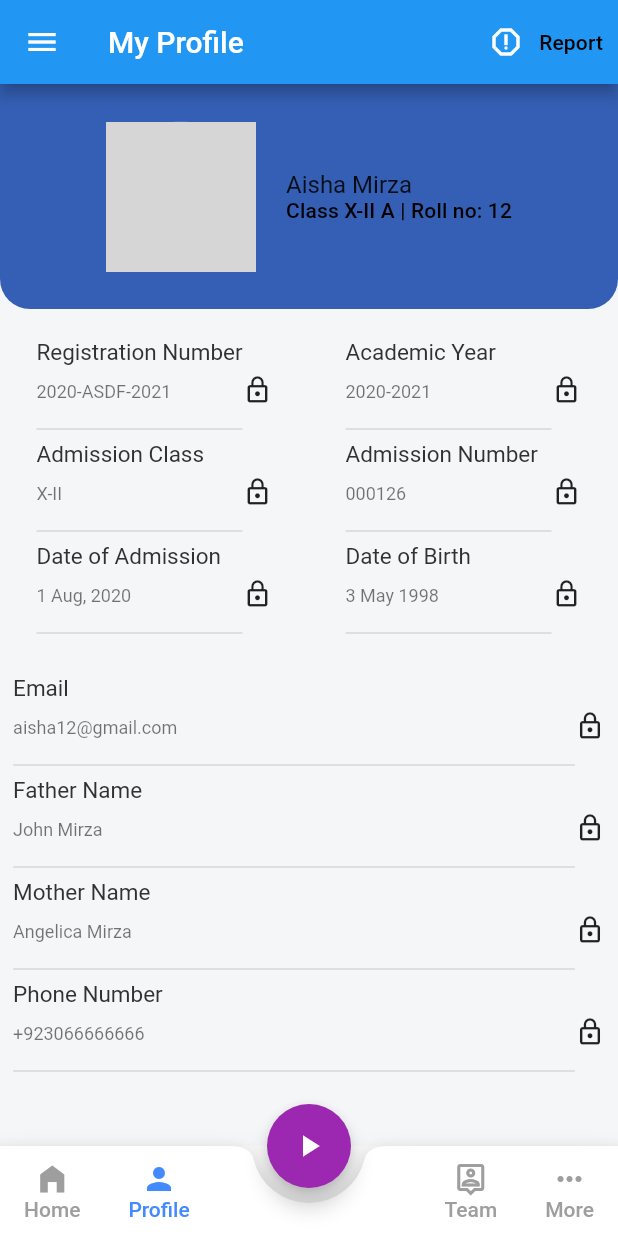
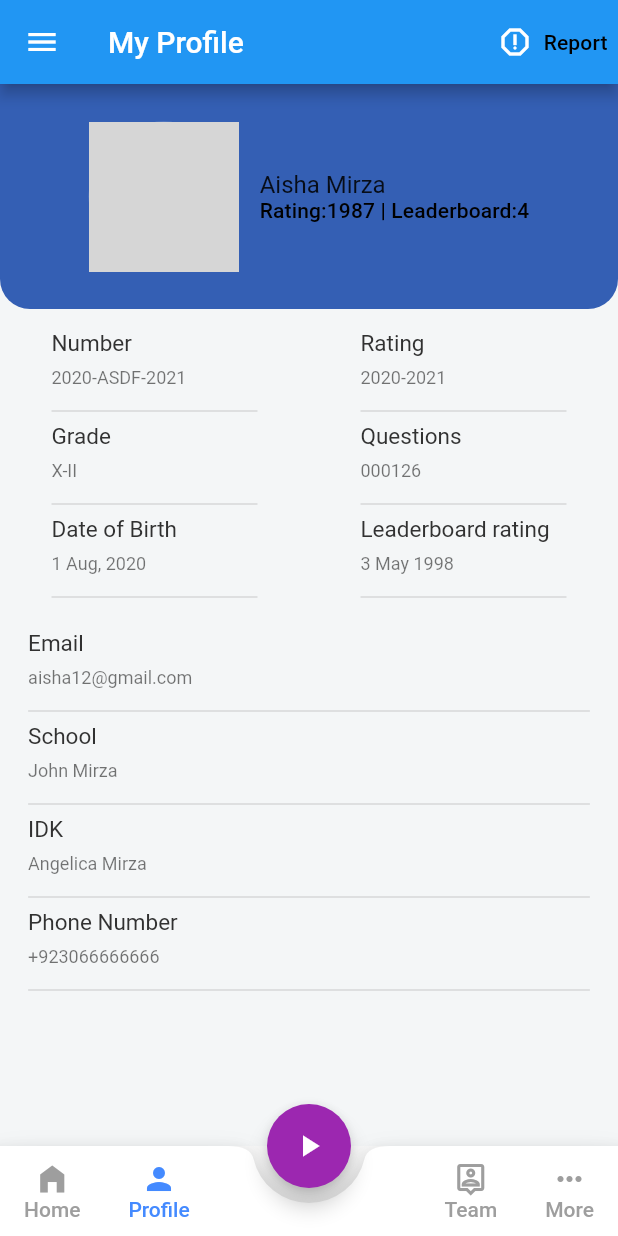
Before and after one commit to chillit/projectNIS, a Flutter app: the screen it shows after launch, in the side drawer, after a tap on "Profile", on a phone screen of 412 x 824 dp. Run offline on Flutter 3.47's test engine with Material 2 defaults, Android fonts, the light colour scheme and no system bars; our stand-ins replace google_fonts; grey boxes are pictures that could not be loaded.

Commit message:
small changes in profilr

```diff
--- a/lets_go/lib/constans.dart
+++ b/lets_go/lib/constans.dart
@@ -12,7 +12,7 @@ const Color kTextLightColor = Color(0xFFA5A5A5);
 const Color kErrorBorderColor = Color(0xFFE74C3C);
 
 //default value
-const kDefaultPadding = 20.0;
+const kDefaultPadding = 14.0;
 
 const sizedBox = SizedBox(
   height: kDefaultPadding,
--- a/lets_go/lib/screens/profile.dart
+++ b/lets_go/lib/screens/profile.dart
@@ -63,7 +63,7 @@ class MyProfileScreen extends StatelessWidget {
                         'Aisha Mirza',
                         style: Theme.of(context).textTheme.subtitle1,
                       ),
-                      Text('Class X-II A | Roll no: 12',
+                      Text('Rating:1987 | Leaderboard:4',
                           style: Theme.of(context).textTheme.subtitle2),
                     ],
                   )
@@ -75,23 +75,23 @@ class MyProfileScreen extends StatelessWidget {
               mainAxisAlignment: MainAxisAlignment.spaceAround,
               children: [
                 ProfileDetailRow(
-                    title: 'Registration Number', value: '2020-ASDF-2021'),
-                ProfileDetailRow(title: 'Academic Year', value: '2020-2021'),
+                    title: 'Number', value: '2020-ASDF-2021'),
+                ProfileDetailRow(title: 'Rating', value: '2020-2021'),
               ],
             ),
             Row(
               mainAxisAlignment: MainAxisAlignment.spaceAround,
               children: [
-                ProfileDetailRow(title: 'Admission Class', value: 'X-II'),
-                ProfileDetailRow(title: 'Admission Number', value: '000126'),
+                ProfileDetailRow(title: 'Grade', value: 'X-II'),
+                ProfileDetailRow(title: 'Questions', value: '000126'),
               ],
             ),
             Row(
               mainAxisAlignment: MainAxisAlignment.spaceAround,
               children: [
                 ProfileDetailRow(
-                    title: 'Date of Admission', value: '1 Aug, 2020'),
-                ProfileDetailRow(title: 'Date of Birth', value: '3 May 1998'),
+                    title: 'Date of Birth', value: '1 Aug, 2020'),
+                ProfileDetailRow(title: 'Leaderboard rating', value: '3 May 1998'),
               ],
             ),
             sizedBox,
@@ -100,11 +100,11 @@ class MyProfileScreen extends StatelessWidget {
               value: 'aisha12@gmail.com',
             ),
             ProfileDetailColumn(
-              title: 'Father Name',
+              title: 'School',
               value: 'John Mirza',
             ),
             ProfileDetailColumn(
-              title: 'Mother Name',
+              title: 'IDK',
               value: 'Angelica Mirza',
             ),
             ProfileDetailColumn(
@@ -152,10 +152,6 @@ class ProfileDetailRow extends StatelessWidget {
               ),
             ],
           ),
-          Icon(
-            Icons.lock_outline,
-            size: 20,
-          ),
         ],
       ),
     );
@@ -196,10 +192,6 @@ class ProfileDetailColumn extends StatelessWidget {
               )
             ],
           ),
-          Icon(
-            Icons.lock_outline,
-            size: 20,
-          ),
         ],
       ),
     );
```
